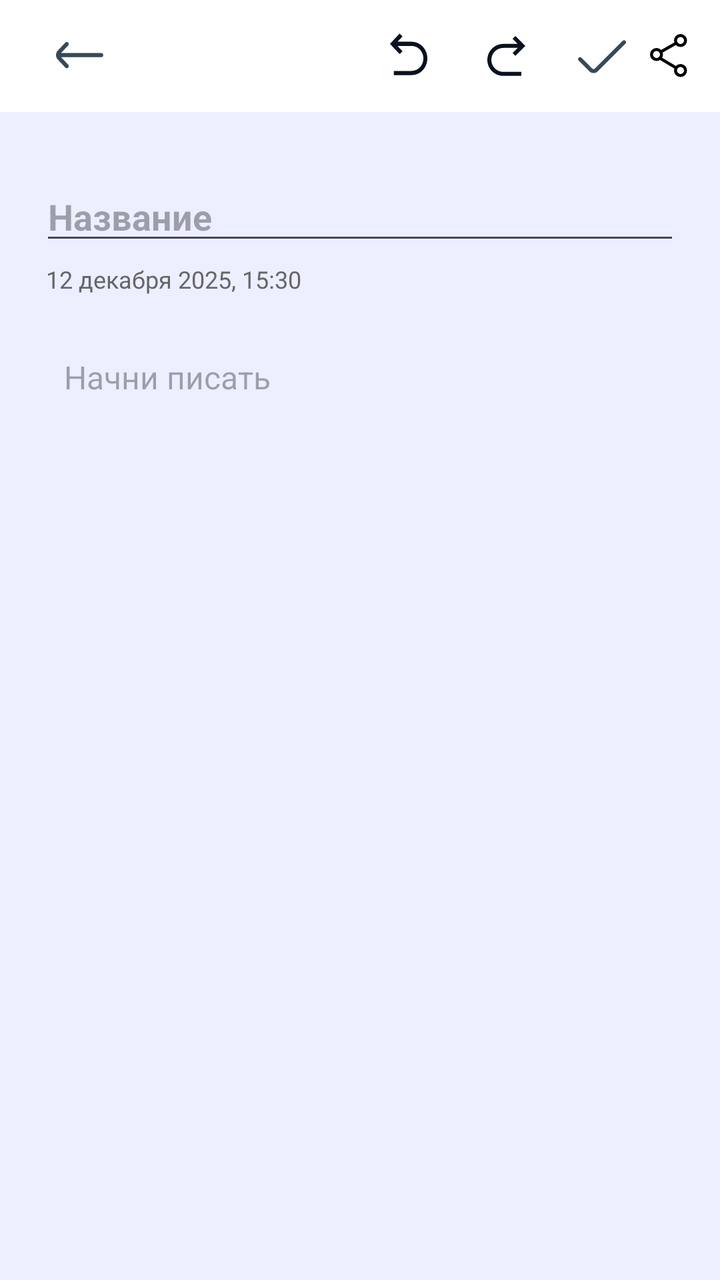
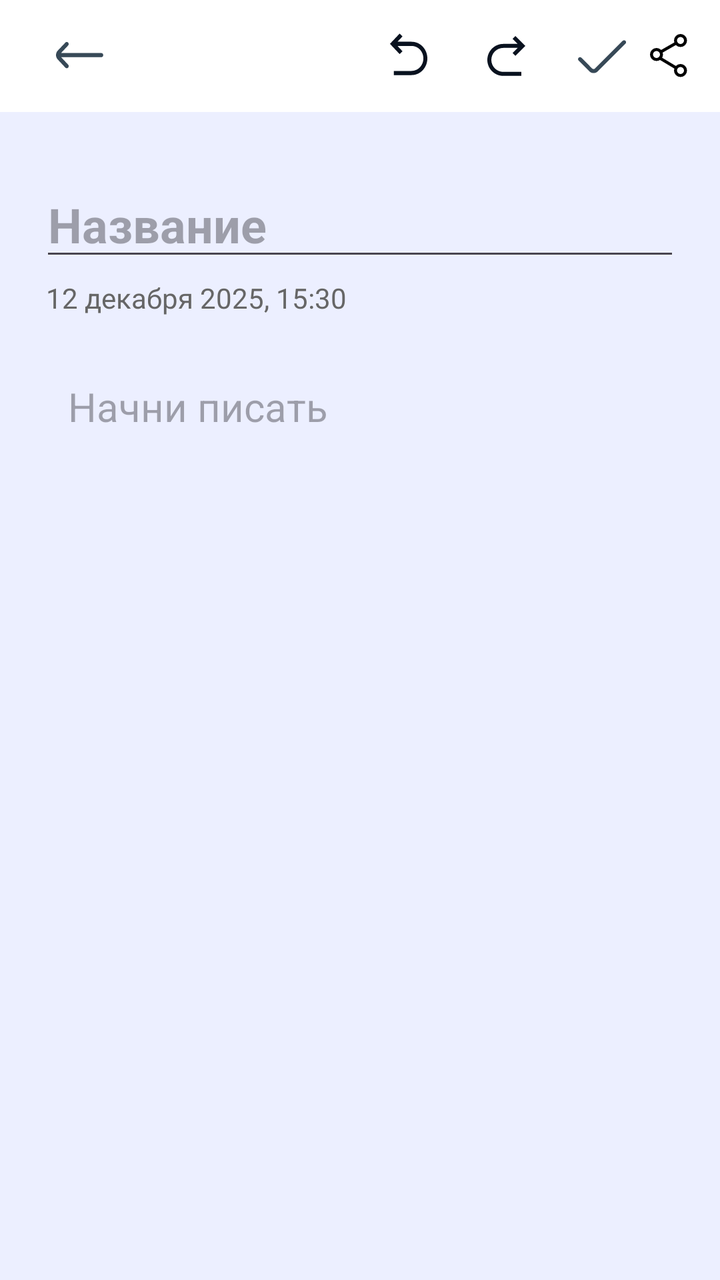

Compare the two renders of this Android layout. The source of the first and the diff that turns it into the second are given below.
<!-- AndroidManifest.xml: application theme Theme.RifmoPult -->
<!-- res/layout/activity_note_edit.xml -->
<?xml version="1.0" encoding="utf-8"?>
<androidx.constraintlayout.widget.ConstraintLayout
    xmlns:android="http://schemas.android.com/apk/res/android"
    xmlns:app="http://schemas.android.com/apk/res-auto"
    android:layout_width="match_parent"
    android:layout_height="match_parent"
    android:background="#12007AFF"
    android:fitsSystemWindows="true">

    <LinearLayout
        android:id="@+id/topBar"
        android:layout_width="0dp"
        android:layout_height="56dp"
        android:orientation="horizontal"
        android:paddingStart="16dp"
        android:paddingEnd="16dp"
        android:gravity="center_vertical"
        android:background="#FFFFFF"
        app:layout_constraintTop_toTopOf="parent"
        app:layout_constraintStart_toStartOf="parent"
        app:layout_constraintEnd_toEndOf="parent">

        <ImageButton
            android:id="@+id/btnClose"
            android:layout_width="48dp"
            android:layout_height="48dp"
            android:src="@drawable/ic_retarn"
            android:background="?attr/selectableItemBackgroundBorderless"
            android:contentDescription="Назад в список" />

        <View
            android:layout_width="0dp"
            android:layout_height="0dp"
            android:layout_weight="1" />

        <ImageButton
            android:id="@+id/btnUndo"
            android:layout_width="48dp"
            android:layout_height="48dp"
            android:src="@drawable/ic_undo"
            android:background="?attr/selectableItemBackgroundBorderless"
            android:contentDescription="Откатить" />

        <ImageButton
            android:id="@+id/btnRedo"
            android:layout_width="48dp"
            android:layout_height="48dp"
            android:src="@drawable/ic_redo"
            android:background="?attr/selectableItemBackgroundBorderless"
            android:contentDescription="Вернуть" />

        <ImageButton
            android:id="@+id/btnSave"
            android:layout_width="48dp"
            android:layout_height="48dp"
            android:src="@drawable/ic_save"
            android:background="?attr/selectableItemBackgroundBorderless"
            android:contentDescription="Сохранить" />

        <ImageButton
            android:id="@+id/btnShare"
            android:layout_width="wrap_content"
            android:layout_height="wrap_content"
            android:src="@drawable/ic_share"
            android:background="@android:color/transparent"
            android:contentDescription="Поделиться"
            app:tint="@android:color/black" />
    </LinearLayout>

    <EditText
        android:id="@+id/titleEditText"
        android:layout_width="0dp"
        android:layout_height="wrap_content"
        android:layout_marginStart="20dp"
        android:layout_marginEnd="20dp"
        android:layout_marginTop="30dp"
        android:hint="Название"
        android:inputType="text|textCapSentences"
        android:textSize="18sp"
        android:textStyle="bold"
        app:layout_constraintTop_toBottomOf="@id/topBar"
        app:layout_constraintStart_toStartOf="parent"
        app:layout_constraintEnd_toEndOf="parent" />

    <TextView
        android:id="@+id/noteDateTextView"
        android:layout_width="0dp"
        android:layout_height="wrap_content"
        android:layout_marginStart="23dp"
        android:layout_marginEnd="20dp"
        android:layout_marginTop="4dp"
        android:layout_marginBottom="8dp"
        android:text="12 декабря 2025, 15:30"
        android:textSize="12sp"
        android:textColor="#666666"
        app:layout_constraintTop_toBottomOf="@id/titleEditText"
        app:layout_constraintStart_toStartOf="parent"
        app:layout_constraintEnd_toEndOf="parent"
        app:layout_constraintHorizontal_bias="0.0" />

    <TextView
        android:id="@+id/meterTextView"
        android:layout_width="0dp"
        android:layout_height="wrap_content"
        android:layout_marginStart="23dp"
        android:layout_marginEnd="20dp"
        android:layout_marginBottom="4dp"
        android:textSize="12sp"
        android:textColor="#666666"
        android:visibility="gone"
        app:layout_constraintTop_toBottomOf="@id/noteDateTextView"
        app:layout_constraintStart_toStartOf="parent"
        app:layout_constraintEnd_toEndOf="parent"
        app:layout_constraintHorizontal_bias="0.0" />

    <FrameLayout
        android:id="@+id/textContainer"
        android:layout_width="0dp"
        android:layout_height="0dp"
        android:layout_margin="16dp"
        app:layout_constraintTop_toBottomOf="@id/meterTextView"
        app:layout_constraintBottom_toBottomOf="parent"
        app:layout_constraintStart_toStartOf="parent"
        app:layout_constraintEnd_toEndOf="parent">

        <EditText
            android:id="@+id/contentEditText"
            android:layout_width="match_parent"
            android:layout_height="match_parent"
            android:gravity="top|start"
            android:inputType="textMultiLine|textNoSuggestions"
            android:background="@null"
            android:padding="16dp"
            android:textSize="16sp"
            android:scrollbars="vertical"
            android:hint="Начни писать"
            android:includeFontPadding="false"
            android:breakStrategy="simple"
            android:hyphenationFrequency="none"
            android:lineSpacingExtra="0dp"
            android:lineSpacingMultiplier="1"/>

    </FrameLayout>


</androidx.constraintlayout.widget.ConstraintLayout>
<!-- resources referenced by this layout -->
<resources>
  <!-- drawable ic_redo (drawable) -->
  <vector xmlns:android="http://schemas.android.com/apk/res/android"
      android:width="19dp"
      android:height="20dp"
      android:viewportWidth="19"
      android:viewportHeight="20">
    <path
        android:pathData="M15.172,5.95L12.636,8.486L14.05,9.9L19,4.95L14.05,0L12.636,1.414L15.172,3.95H8C5.878,3.95 3.843,4.793 2.343,6.293C0.843,7.793 0,9.828 0,11.95C0,14.072 0.843,16.107 2.343,17.607C3.843,19.107 5.878,19.95 8,19.95H17V17.95H8C6.409,17.95 4.883,17.318 3.757,16.193C2.632,15.067 2,13.541 2,11.95C2,10.359 2.632,8.833 3.757,7.707C4.883,6.582 6.409,5.95 8,5.95H15.172Z"
        android:fillColor="#09121F"/>
  </vector>
  <!-- drawable ic_retarn (drawable) -->
  <vector xmlns:android="http://schemas.android.com/apk/res/android"
      android:width="24dp"
      android:height="14dp"
      android:viewportWidth="24"
      android:viewportHeight="14">
    <path
        android:pathData="M0.864,8.735L4.674,12.808C4.766,12.906 4.875,12.983 4.995,13.036C5.115,13.089 5.243,13.116 5.373,13.116C5.503,13.116 5.632,13.089 5.752,13.036C5.872,12.983 5.981,12.906 6.072,12.808C6.165,12.711 6.238,12.596 6.288,12.469C6.338,12.342 6.364,12.206 6.364,12.068C6.364,11.931 6.338,11.795 6.288,11.668C6.238,11.541 6.165,11.426 6.072,11.329L2.567,7.6H22.644C22.905,7.6 23.155,7.49 23.34,7.295C23.524,7.099 23.628,6.834 23.628,6.558C23.628,6.282 23.524,6.017 23.34,5.822C23.155,5.626 22.905,5.516 22.644,5.516H2.508L6.072,1.746C6.247,1.552 6.344,1.295 6.344,1.027C6.344,0.759 6.247,0.502 6.072,0.308C5.981,0.21 5.872,0.133 5.752,0.08C5.632,0.027 5.503,0 5.373,0C5.243,0 5.115,0.027 4.995,0.08C4.875,0.133 4.766,0.21 4.674,0.308L0.864,4.319C0.311,4.904 0,5.699 0,6.527C0,7.355 0.311,8.149 0.864,8.735V8.735Z"
        android:fillColor="#374957"/>
  </vector>
  <!-- drawable ic_undo (drawable) -->
  <vector xmlns:android="http://schemas.android.com/apk/res/android"
      android:width="24dp"
      android:height="25dp"
      android:viewportWidth="24"
      android:viewportHeight="25">
    <group>
      <clip-path
          android:pathData="M0,0h23.631v25h-23.631z"/>
      <path
          android:pathData="M5.738,7.292L8.235,9.933L6.843,11.406L1.969,6.25L6.843,1.094L8.235,2.567L5.738,5.208H12.8C14.889,5.208 16.893,6.086 18.37,7.649C19.847,9.212 20.677,11.332 20.677,13.542C20.677,15.752 19.847,17.871 18.37,19.434C16.893,20.997 14.889,21.875 12.8,21.875H3.938V19.792H12.8C14.367,19.792 15.87,19.133 16.977,17.961C18.085,16.789 18.708,15.199 18.708,13.542C18.708,11.884 18.085,10.294 16.977,9.122C15.87,7.95 14.367,7.292 12.8,7.292H5.738Z"
          android:fillColor="#09121F"/>
    </group>
  </vector>
  <style name="Theme.RifmoPult" parent="Base.Theme.RifmoPult" />
  <style name="Base.Theme.RifmoPult" parent="Theme.Material3.Light.NoActionBar">
          <item name="android:statusBarColor">@color/white</item>
          <item name="android:windowLightStatusBar">true</item>
  
          <item name="android:navigationBarColor">@color/white</item>
          <item name="android:windowLightNavigationBar" tools:targetApi="27">true</item>
      </style>
  <color name="white">#FFFFFFFF</color>
  <!-- unchanged entries left out for length: 2 -->
</resources>

<!-- the commit's change to res/layout/activity_note_edit.xml (unified diff, before → after) -->
@@ -76,7 +76,7 @@
         android:layout_marginTop="30dp"
         android:hint="Название"
         android:inputType="text|textCapSentences"
-        android:textSize="18sp"
+        android:textSize="24sp"
         android:textStyle="bold"
         app:layout_constraintTop_toBottomOf="@id/topBar"
         app:layout_constraintStart_toStartOf="parent"
@@ -91,7 +91,7 @@
         android:layout_marginTop="4dp"
         android:layout_marginBottom="8dp"
         android:text="12 декабря 2025, 15:30"
-        android:textSize="12sp"
+        android:textSize="14sp"
         android:textColor="#666666"
         app:layout_constraintTop_toBottomOf="@id/titleEditText"
         app:layout_constraintStart_toStartOf="parent"
@@ -117,7 +117,7 @@
         android:id="@+id/textContainer"
         android:layout_width="0dp"
         android:layout_height="0dp"
-        android:layout_margin="16dp"
+        android:layout_margin="18dp"
         app:layout_constraintTop_toBottomOf="@id/meterTextView"
         app:layout_constraintBottom_toBottomOf="parent"
         app:layout_constraintStart_toStartOf="parent"
@@ -131,7 +131,7 @@
             android:inputType="textMultiLine|textNoSuggestions"
             android:background="@null"
             android:padding="16dp"
-            android:textSize="16sp"
+            android:textSize="20sp"
             android:scrollbars="vertical"
             android:hint="Начни писать"
             android:includeFontPadding="false"
